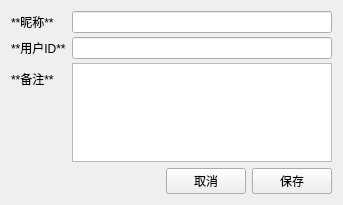
Before: the Qt Designer form pack/qt_ui/edit_at_user_ui.ui in gupingan/khs-pyside6, drawn with Qt 5.
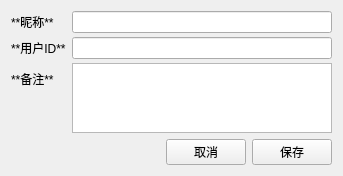
After: the same form once the commit is applied.

Patch:
```diff
--- a/pack/qt_ui/edit_at_user_ui.ui
+++ b/pack/qt_ui/edit_at_user_ui.ui
@@ -7,7 +7,7 @@
     <x>0</x>
     <y>0</y>
     <width>343</width>
-    <height>205</height>
+    <height>149</height>
    </rect>
   </property>
   <property name="windowTitle">
```
Left out of the diff: 38 changed lines with no effect on the pictures.
